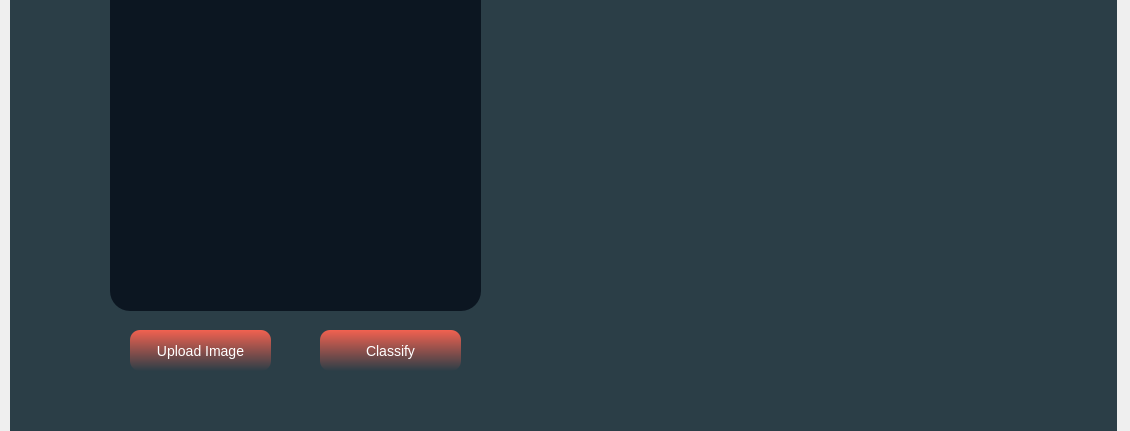
Above: Classify/classifyScreen.ui from Prollylater/image-classification-and-generation before the change; both pictures show x 0 to 1130 and y 180 to 611 of the 1130 by 779 pixel window. Below: the same form after it.
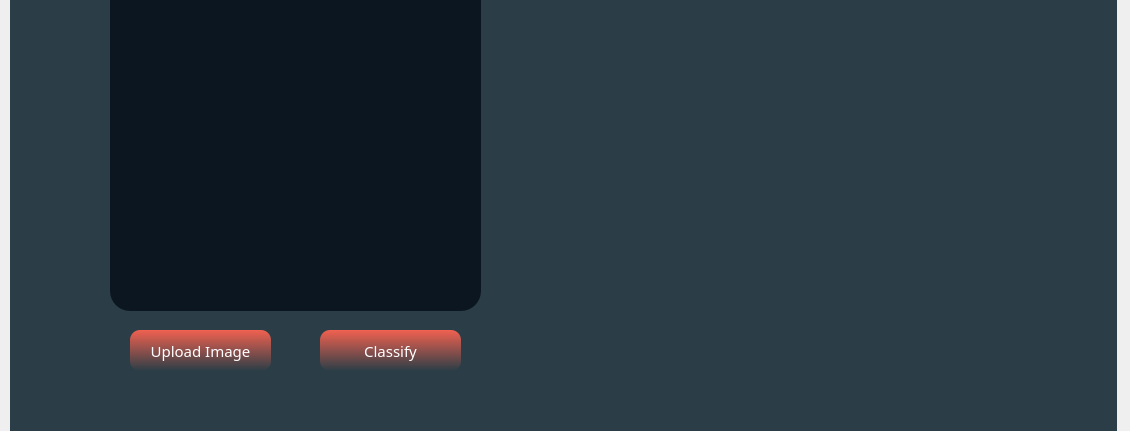
That is the form after the change. Icons and pictures are not drawn.

Commit message: Added the font and made the function work on the inerface so now all the results are shown in the interface and the classify Animals part is done succesfully

Patch:
```diff
--- a/Classify/classifyScreen.ui
+++ b/Classify/classifyScreen.ui
@@ -410,7 +410,11 @@
      </property>
      <property name="font">
       <font>
-       <pointsize>-1</pointsize>
+       <family>Futura Md BT</family>
+       <pointsize>11</pointsize>
+       <weight>50</weight>
+       <italic>false</italic>
+       <bold>false</bold>
       </font>
      </property>
      <property name="cursor">
@@ -421,7 +425,7 @@
 	background-color: qlineargradient(spread:pad, x1:0, y1:1, x2:0, y2:0, stop:0 #2b3e47, stop:1 #f16150);
 	color:#fff;
 	border-radius:10px;
-	font-size: 14px;
+	font: 11pt &quot;Futura Md BT&quot;;
 }
 QPushButton:hover{
 	background-color: qlineargradient(spread:pad, x1:0, y1:1, x2:0, y2:0, stop:0 rgb(63, 102, 120), stop:1 #f16150);
@@ -446,7 +450,11 @@
      </property>
      <property name="font">
       <font>
-       <pointsize>-1</pointsize>
+       <family>Futura Md BT</family>
+       <pointsize>11</pointsize>
+       <weight>50</weight>
+       <italic>false</italic>
+       <bold>false</bold>
       </font>
      </property>
      <property name="cursor">
@@ -457,7 +465,7 @@
 	background-color: qlineargradient(spread:pad, x1:0, y1:1, x2:0, y2:0, stop:0 #2b3e47, stop:1 #f16150);
 	color:#fff;
 	border-radius:10px;
-	font-size: 14px;
+	font: 11pt &quot;Futura Md BT&quot;;
 }
 QPushButton:hover{
 	background-color: qlineargradient(spread:pad, x1:0, y1:1, x2:0, y2:0, stop:0 rgb(63, 102, 120), stop:1 #f16150);
@@ -474,15 +482,19 @@
     <widget class="QLabel" name="TitleOfClassification">
      <property name="geometry">
       <rect>
-       <x>590</x>
-       <y>240</y>
-       <width>311</width>
+       <x>570</x>
+       <y>230</y>
+       <width>391</width>
        <height>41</height>
       </rect>
      </property>
      <property name="font">
       <font>
+       <family>Futura Md BT</family>
        <pointsize>19</pointsize>
+       <weight>50</weight>
+       <italic>false</italic>
+       <bold>false</bold>
       </font>
      </property>
      <property name="styleSheet">
@@ -500,15 +512,19 @@
     <widget class="QLabel" name="resultClassify">
      <property name="geometry">
       <rect>
-       <x>590</x>
+       <x>570</x>
        <y>310</y>
-       <width>311</width>
-       <height>41</height>
+       <width>381</width>
+       <height>161</height>
       </rect>
      </property>
      <property name="font">
       <font>
+       <family>Futura Md BT</family>
        <pointsize>14</pointsize>
+       <weight>50</weight>
+       <italic>false</italic>
+       <bold>false</bold>
       </font>
      </property>
      <property name="styleSheet">
```
Left out of the diff: 15 changed lines with no effect on the pictures. The commit also changes 8 other files.
